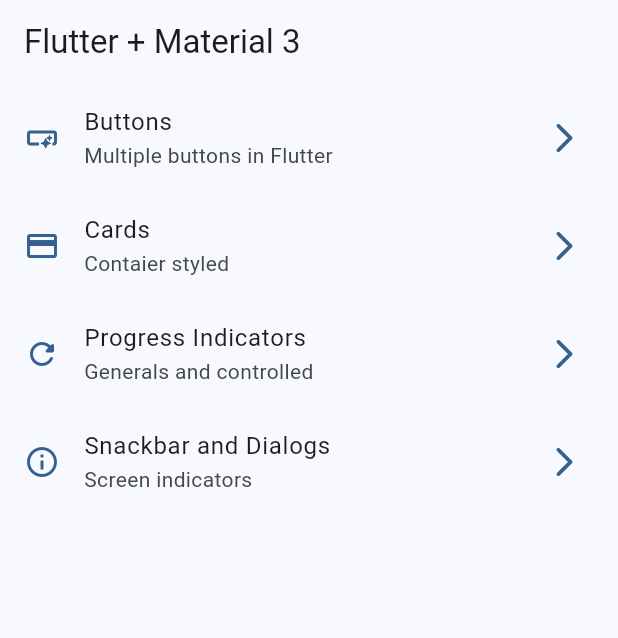
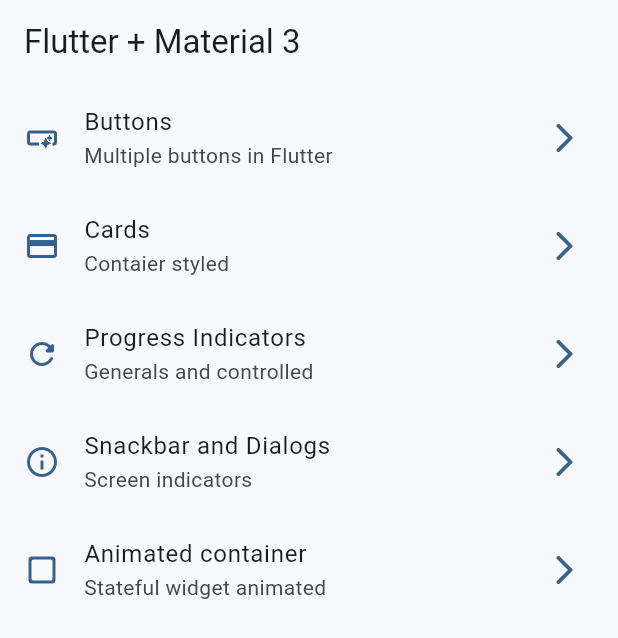
Before and after one commit to jebarcha/widges-app, a Flutter app: the screen it shows after launch, on a phone screen of 412 x 824 dp. Shown: the top 638 px of the screen. Run offline on Flutter 3.47's test engine with Material 2 defaults, Android fonts, the phone set to English and light mode, and no system bars; our stand-ins replace go_router.

Commit message:
animated container ready

```diff
--- a/lib/config/menu/menu_items.dart
+++ b/lib/config/menu/menu_items.dart
@@ -44,5 +44,12 @@ const appMenuItems = <MenuItem>[
       icon: Icons.info_outline
   ),
 
+  MenuItem(
+      title: 'Animated container',
+      subTitle: 'Stateful widget animated',
+      link: '/animated',
+      icon: Icons.check_box_outline_blank_rounded
+  ),
+
 
 ];
--- a/lib/config/router/app_router.dart
+++ b/lib/config/router/app_router.dart
@@ -31,6 +31,11 @@ final appRouter = GoRouter(
       name: SnackbarScreen.name,
       builder: (context, state) => const SnackbarScreen(),
     ),
+    GoRoute(
+      path: '/animated',
+      name: AnimatedScreen.name,
+      builder: (context, state) => const AnimatedScreen(),
+    ),
 
   ],
 );
```
Also changed, not shown: lib/presentation/screens/animated/animated_screen.dart (+53 -2 lines).
